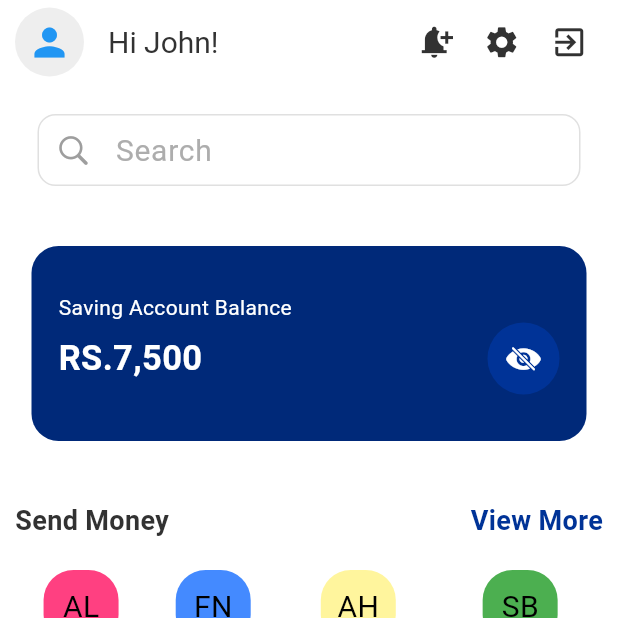
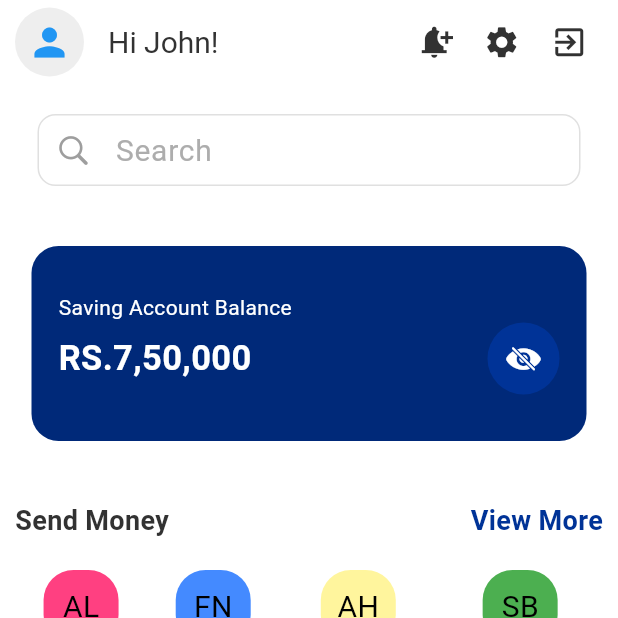
Before and after one commit to faheemali12/hdfc_reimagine, a Flutter app: the screen it shows after launch, after a tap on the "fingerprint" icon, on a phone screen of 412 x 824 dp, the top half of it. Run offline on Flutter 3.47's test engine with Material 3 defaults, Android fonts, the phone set to English and light mode, and no system bars; our stand-ins replace carousel_slider, flutter_advanced_switch, flutter_credit_card, flutter_otp_text_field, flutter_screenutil; missing offline and left inert: mobile_scanner.

Commit message:
files changes

```diff
--- a/lib/features/dashborad/dashboard_screen.dart
+++ b/lib/features/dashborad/dashboard_screen.dart
@@ -26,14 +26,13 @@ class _DashboardScreenState extends State<DashboardScreen> {
   Widget build(BuildContext context) {
     return Scaffold(
       body: AnimatedSwitcher(
-        duration: const Duration(milliseconds: 300), // Smooth transition
+        duration: const Duration(milliseconds: 300),
         child: screens[currentIndex],
       ),
       floatingActionButtonLocation: FloatingActionButtonLocation.centerDocked,
       floatingActionButton: Stack(
         alignment: Alignment.center,
         children: [
-          // Glowing background
           Container(
             width: 65,
             height: 65,
@@ -41,9 +40,9 @@ class _DashboardScreenState extends State<DashboardScreen> {
               shape: BoxShape.circle,
               gradient: RadialGradient(
                 colors: [
-                  Colors.blue.shade900.withOpacity(0.8), // Dark blue
-                  Colors.blueAccent.shade700.withOpacity(0.5), // Light glow
-                  Colors.blue.withOpacity(0.1), // Fading effect
+                  Colors.blue.shade900.withOpacity(0.8),
+                  Colors.blueAccent.shade700.withOpacity(0.5),
+                  Colors.blue.withOpacity(0.1),
                 ],
                 stops: const [0.3, 0.6, 1.0],
                 radius: 1.0,
@@ -72,7 +71,6 @@ class _DashboardScreenState extends State<DashboardScreen> {
               },
               shape: const CircleBorder(),
               backgroundColor: Colors.blue.shade900,
-              // Dark blue button
               elevation: 5,
               child: const Icon(Icons.qr_code_scanner,
                   color: Colors.white, size: 28),
--- a/lib/features/home/home_screen.dart
+++ b/lib/features/home/home_screen.dart
@@ -160,7 +160,7 @@ class _HomeScreenState extends State<HomeScreen> {
               mainAxisAlignment: MainAxisAlignment.spaceBetween,
               children: [
                 Text(
-                  _isBalanceVisible ? "RS.7,500" : "****",
+                  _isBalanceVisible ? "RS.7,50,000" : "******",
                   style: const TextStyle(
                     color: Colors.white,
                     fontSize: 23,
--- a/lib/features/splash/splash_screen.dart
+++ b/lib/features/splash/splash_screen.dart
@@ -28,6 +28,7 @@ class _SplashScreenState extends State<SplashScreen> {
           ),
         ],
       ),
+      backgroundColor: Colors.white,
     );
   }
 }
--- a/lib/main.dart
+++ b/lib/main.dart
@@ -21,7 +21,7 @@ class MyApp extends StatelessWidget {
       builder: (_, child) {
         return const MaterialApp(
           debugShowCheckedModeBanner: false,
-          title: 'HDFC REIMAGINE',
+          title: 'HDFC ',
           home: SplashScreen(),
           initialRoute: AppRoutes.splash,
           onGenerateRoute: AppRoutes.generateRoute,
--- a/pubspec.yaml
+++ b/pubspec.yaml
@@ -43,8 +43,6 @@ dependencies:
   mobile_scanner: ^3.4.1
   permission_handler: ^11.0.1
   flutter_credit_card: ^4.0.1
-  shared_preferences: ^2.0.15
-
 
 dev_dependencies:
   flutter_test:
```
Also changed, not shown: lib/features/cards/shared_preferences.dart (deleted, +0 -22 lines), assets/images/amex.png (added), pubspec.lock, 1 other file.
